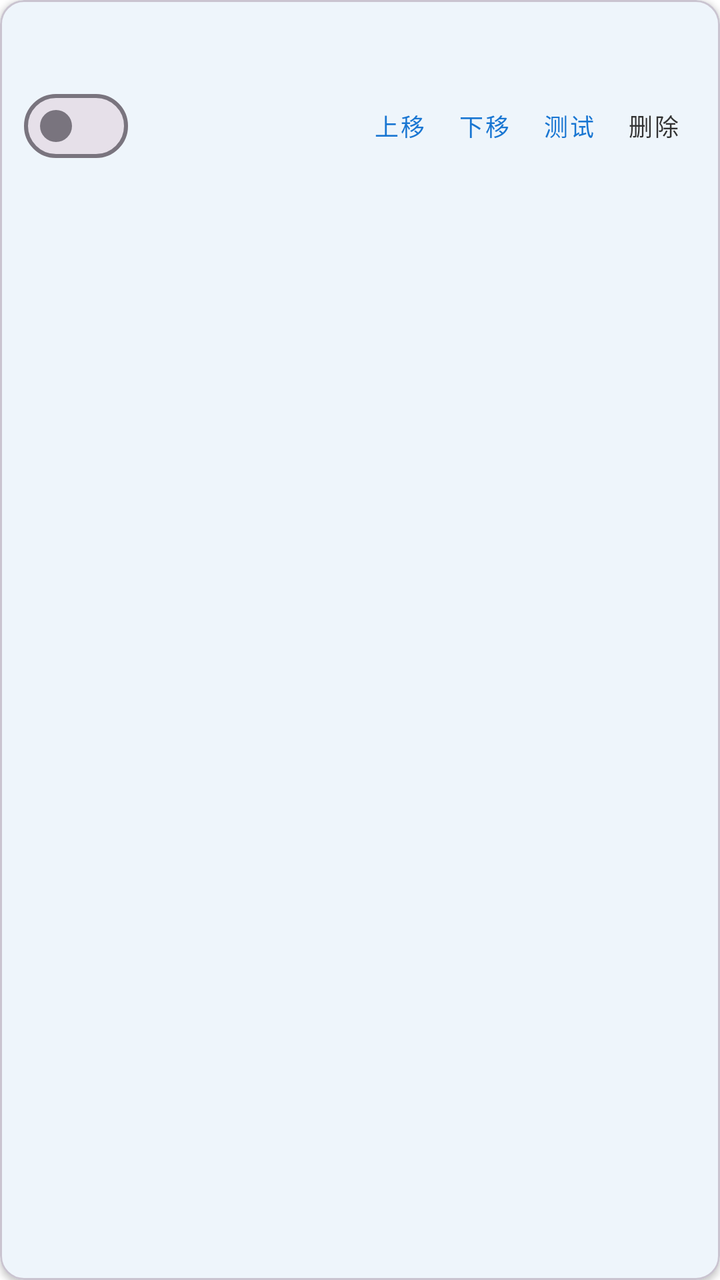
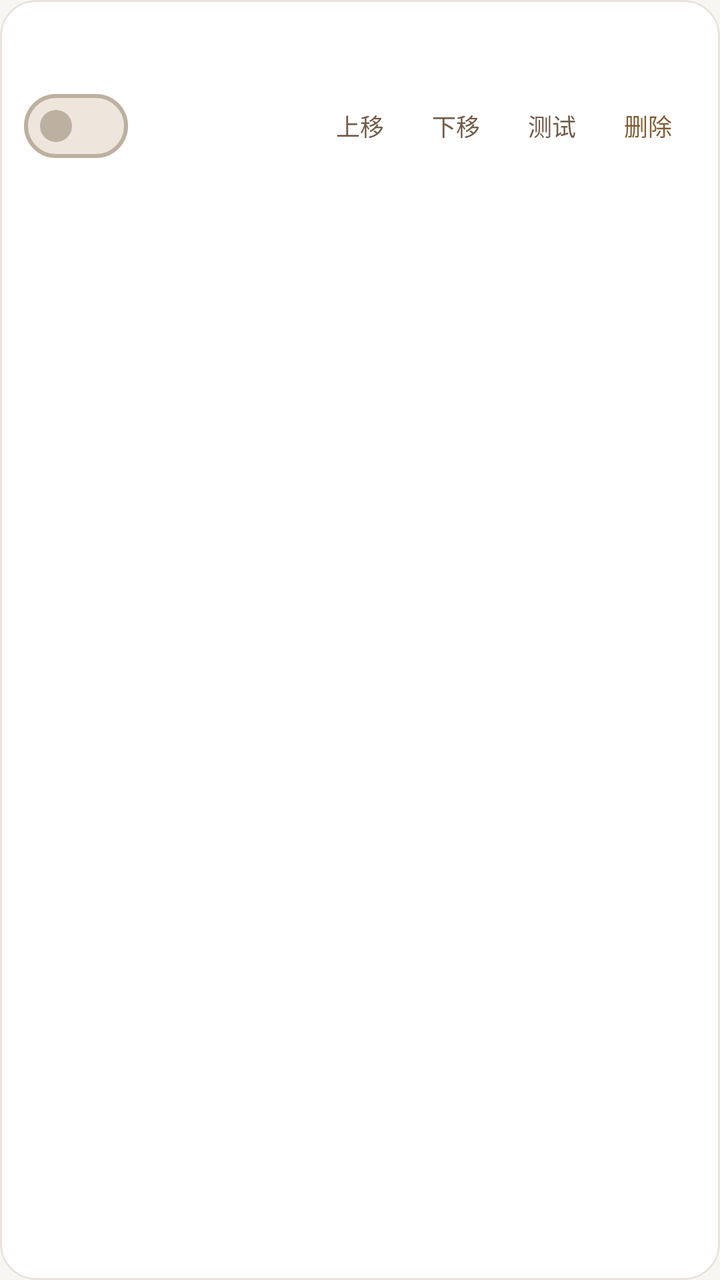

Before-and-after screenshots of an Android layout around one commit, followed by the original layout XML and the change that was made.
<!-- AndroidManifest.xml: application theme Theme.Project_Pandora -->
<!-- res/layout/item_server_entry.xml -->
<?xml version="1.0" encoding="utf-8"?>
<com.google.android.material.card.MaterialCardView xmlns:android="http://schemas.android.com/apk/res/android"
    xmlns:app="http://schemas.android.com/apk/res-auto"
    android:layout_width="match_parent"
    android:layout_height="wrap_content"
    android:layout_marginBottom="8dp"
    app:cardCornerRadius="12dp"
    app:cardElevation="2dp">

    <LinearLayout
        android:layout_width="match_parent"
        android:layout_height="wrap_content"
        android:orientation="vertical"
        android:padding="12dp">

        <LinearLayout
            android:layout_width="match_parent"
            android:layout_height="wrap_content"
            android:orientation="horizontal"
            android:gravity="center_vertical">

            <TextView
                android:id="@+id/text_server_url"
                android:layout_width="0dp"
                android:layout_weight="1"
                android:layout_height="wrap_content"
                android:textSize="14sp"
                android:textColor="@color/color_text_primary"
                android:maxLines="1"
                android:ellipsize="middle" />

            <TextView
                android:id="@+id/badge_active"
                android:layout_width="wrap_content"
                android:layout_height="wrap_content"
                android:layout_marginStart="8dp"
                android:paddingHorizontal="8dp"
                android:paddingVertical="2dp"
                android:background="@drawable/bg_active_badge"
                android:text="@string/server_badge_active"
                android:textSize="10sp"
                android:textColor="@android:color/white"
                android:visibility="gone" />
        </LinearLayout>

        <LinearLayout
            android:layout_width="match_parent"
            android:layout_height="wrap_content"
            android:orientation="horizontal"
            android:layout_marginTop="8dp"
            android:gravity="center_vertical">

            <com.google.android.material.materialswitch.MaterialSwitch
                android:id="@+id/switch_enabled"
                android:layout_width="wrap_content"
                android:layout_height="wrap_content" />

            <View
                android:layout_width="0dp"
                android:layout_weight="1"
                android:layout_height="1dp" />

            <com.google.android.material.button.MaterialButton
                android:id="@+id/btn_move_up"
                style="@style/Widget.MaterialComponents.Button.TextButton"
                android:layout_width="wrap_content"
                android:layout_height="wrap_content"
                android:minWidth="0dp"
                android:text="@string/server_btn_up"
                android:textSize="12sp" />

            <com.google.android.material.button.MaterialButton
                android:id="@+id/btn_move_down"
                style="@style/Widget.MaterialComponents.Button.TextButton"
                android:layout_width="wrap_content"
                android:layout_height="wrap_content"
                android:minWidth="0dp"
                android:text="@string/server_btn_down"
                android:textSize="12sp" />

            <com.google.android.material.button.MaterialButton
                android:id="@+id/btn_item_test"
                style="@style/Widget.MaterialComponents.Button.TextButton"
                android:layout_width="wrap_content"
                android:layout_height="wrap_content"
                android:minWidth="0dp"
                android:text="@string/server_btn_test"
                android:textSize="12sp" />

            <com.google.android.material.button.MaterialButton
                android:id="@+id/btn_delete"
                style="@style/Widget.MaterialComponents.Button.TextButton"
                android:layout_width="wrap_content"
                android:layout_height="wrap_content"
                android:minWidth="0dp"
                android:text="@string/server_btn_delete"
                android:textColor="@color/color_status_pending_text"
                android:textSize="12sp" />
        </LinearLayout>

    </LinearLayout>
</com.google.android.material.card.MaterialCardView>
<!-- resources referenced by this layout -->
<resources>
  <color name="color_status_pending_text">#FF333333</color>
  <color name="color_text_primary">#FF333333</color>
  <!-- drawable bg_active_badge (drawable) -->
  <?xml version="1.0" encoding="utf-8"?>
  <shape xmlns:android="http://schemas.android.com/apk/res/android"
      android:shape="rectangle">
      <solid android:color="#FF1565C0" />
      <corners android:radius="10dp" />
  </shape>
  <style name="Base.Theme.Project_Pandora" parent="Theme.Material3.DayNight.NoActionBar">
          
          <item name="colorPrimary">@color/color_calendar_today</item>
          <item name="colorOnPrimary">@color/white</item>
          <item name="colorSurface">@color/color_bg_page</item>
          <item name="colorOnSurface">@color/color_text_primary</item>
          <item name="colorOnSurfaceVariant">@color/color_text_secondary</item>
          <item name="android:colorBackground">@color/color_bg_page</item>
          <item name="android:textColorPrimary">@color/color_text_primary</item>
          <item name="android:textColorSecondary">@color/color_text_secondary</item>
      </style>
  <color name="color_calendar_today">#FF1976D2</color>
  <color name="white">#FFFFFFFF</color>
  <color name="color_bg_page">#FFFFFFFF</color>
  <color name="color_text_secondary">#FF888888</color>
  <!-- unchanged entries left out for length: 6 -->
</resources>

<!-- the commit's change to res/layout/item_server_entry.xml (unified diff, before → after) -->
@@ -4,8 +4,9 @@
     android:layout_width="match_parent"
     android:layout_height="wrap_content"
     android:layout_marginBottom="8dp"
-    app:cardCornerRadius="12dp"
-    app:cardElevation="2dp">
+    app:cardCornerRadius="18dp"
+    app:cardElevation="0dp"
+    app:cardBackgroundColor="@color/color_surface">
 
     <LinearLayout
         android:layout_width="match_parent"
@@ -39,7 +40,7 @@
                 android:background="@drawable/bg_active_badge"
                 android:text="@string/server_badge_active"
                 android:textSize="10sp"
-                android:textColor="@android:color/white"
+                android:textColor="@color/color_text_primary"
                 android:visibility="gone" />
         </LinearLayout>
 
@@ -62,7 +63,7 @@
 
             <com.google.android.material.button.MaterialButton
                 android:id="@+id/btn_move_up"
-                style="@style/Widget.MaterialComponents.Button.TextButton"
+                style="@style/Widget.Pandora.Button.Text"
                 android:layout_width="wrap_content"
                 android:layout_height="wrap_content"
                 android:minWidth="0dp"
@@ -71,7 +72,7 @@
 
             <com.google.android.material.button.MaterialButton
                 android:id="@+id/btn_move_down"
-                style="@style/Widget.MaterialComponents.Button.TextButton"
+                style="@style/Widget.Pandora.Button.Text"
                 android:layout_width="wrap_content"
                 android:layout_height="wrap_content"
                 android:minWidth="0dp"
@@ -80,7 +81,7 @@
 
             <com.google.android.material.button.MaterialButton
                 android:id="@+id/btn_item_test"
-                style="@style/Widget.MaterialComponents.Button.TextButton"
+                style="@style/Widget.Pandora.Button.Text"
                 android:layout_width="wrap_content"
                 android:layout_height="wrap_content"
                 android:minWidth="0dp"
@@ -89,7 +90,7 @@
 
             <com.google.android.material.button.MaterialButton
                 android:id="@+id/btn_delete"
-                style="@style/Widget.MaterialComponents.Button.TextButton"
+                style="@style/Widget.Pandora.Button.Text"
                 android:layout_width="wrap_content"
                 android:layout_height="wrap_content"
                 android:minWidth="0dp"
<!-- resource entries referenced after the edit -->
@@ -1,29 +1,193 @@
 <!-- resources referenced by this layout -->
 <resources>
-  <color name="color_status_pending_text">#FF333333</color>
-  <color name="color_text_primary">#FF333333</color>
+  <color name="color_status_pending_text">@color/color_warning</color>
+  <color name="color_surface">#FFFFFF</color>
+  <color name="color_text_primary">#2C2823</color>
   <!-- drawable bg_active_badge (drawable) -->
   <?xml version="1.0" encoding="utf-8"?>
   <shape xmlns:android="http://schemas.android.com/apk/res/android"
       android:shape="rectangle">
-      <solid android:color="#FF1565C0" />
+      <solid android:color="@color/color_surface_soft" />
       <corners android:radius="10dp" />
+      <stroke android:width="1dp" android:color="@color/color_divider" />
   </shape>
+  <style name="Widget.Pandora.Button.Text" parent="Widget.Material3.Button.TextButton">
+          <item name="cornerRadius">12dp</item>
+          <item name="android:minHeight">48dp</item>
+          <item name="android:textAppearance">@style/TextAppearance.Pandora.Label</item>
+          <item name="android:textAllCaps">false</item>
+      </style>
+  <color name="color_warning">#805E34</color>
+  <color name="color_surface_soft">#F3EFE8</color>
+  <color name="color_divider">#E9E3DA</color>
+  <style name="TextAppearance.Pandora.Label" parent="TextAppearance.Material3.LabelLarge">
+          <item name="android:fontFamily">sans-serif-medium</item>
+          <item name="android:textSize">14sp</item>
+          <item name="android:letterSpacing">0</item>
+          <item name="android:textAllCaps">false</item>
+      </style>
   <style name="Base.Theme.Project_Pandora" parent="Theme.Material3.DayNight.NoActionBar">
           
-          <item name="colorPrimary">@color/color_calendar_today</item>
-          <item name="colorOnPrimary">@color/white</item>
-          <item name="colorSurface">@color/color_bg_page</item>
+          <item name="colorPrimary">@color/color_accent</item>
+          <item name="colorOnPrimary">@color/color_on_accent</item>
+          <item name="colorPrimaryContainer">@color/color_accent_soft</item>
+          <item name="colorOnPrimaryContainer">@color/color_text_primary</item>
+          <item name="colorSecondary">@color/color_accent</item>
+          <item name="colorOnSecondary">@color/color_on_accent</item>
+          <item name="colorSecondaryContainer">@color/color_accent_soft</item>
+          <item name="colorOnSecondaryContainer">@color/color_text_primary</item>
+          <item name="colorTertiary">@color/color_accent</item>
+          <item name="colorOnTertiary">@color/color_on_accent</item>
+          <item name="colorTertiaryContainer">@color/color_accent_soft</item>
+          <item name="colorOnTertiaryContainer">@color/color_text_primary</item>
+          <item name="colorSurface">@color/color_surface</item>
           <item name="colorOnSurface">@color/color_text_primary</item>
           <item name="colorOnSurfaceVariant">@color/color_text_secondary</item>
+          <item name="colorSurfaceVariant">@color/color_surface_soft</item>
+          <item name="colorSurfaceContainerLowest">@color/color_surface</item>
+          <item name="colorSurfaceContainerLow">@color/color_surface</item>
+          <item name="colorSurfaceContainer">@color/color_surface_soft</item>
+          <item name="colorSurfaceContainerHigh">@color/color_surface_soft</item>
+          <item name="colorSurfaceContainerHighest">@color/color_accent_soft</item>
+          <item name="colorOutline">@color/color_border_strong</item>
+          <item name="colorOutlineVariant">@color/color_divider</item>
+          <item name="colorError">@color/color_error</item>
+          <item name="colorOnError">@color/color_on_accent</item>
+          <item name="colorErrorContainer">@color/color_error_surface</item>
+          <item name="colorOnErrorContainer">@color/color_error</item>
+          <item name="colorControlHighlight">@color/color_accent_soft</item>
           <item name="android:colorBackground">@color/color_bg_page</item>
+          <item name="android:windowBackground">@color/color_bg_page</item>
           <item name="android:textColorPrimary">@color/color_text_primary</item>
           <item name="android:textColorSecondary">@color/color_text_secondary</item>
+          <item name="android:fontFamily">sans-serif</item>
+          <item name="fontFamily">sans-serif</item>
+          <item name="textAppearanceBodyLarge">@style/TextAppearance.Pandora.Body</item>
+          <item name="textAppearanceBodyMedium">@style/TextAppearance.Pandora.BodySmall</item>
+          <item name="textAppearanceTitleLarge">@style/TextAppearance.Pandora.Title</item>
+          <item name="textAppearanceLabelLarge">@style/TextAppearance.Pandora.Label</item>
+          <item name="materialButtonStyle">@style/Widget.Pandora.Button</item>
+          <item name="materialButtonOutlinedStyle">@style/Widget.Pandora.Button.Outlined</item>
+          <item name="materialCardViewStyle">@style/Widget.Pandora.Card</item>
+          <item name="cardViewStyle">@style/Widget.Pandora.LegacyCard</item>
+          <item name="toolbarStyle">@style/Widget.Pandora.Toolbar</item>
+          <item name="textInputStyle">@style/Widget.Pandora.TextInput</item>
+          <item name="tabStyle">@style/Widget.Pandora.Tabs</item>
+          <item name="chipStyle">@style/Widget.Pandora.Chip</item>
+          <item name="bottomNavigationStyle">@style/Widget.Pandora.BottomNavigation</item>
+          <item name="floatingActionButtonStyle">@style/Widget.Pandora.Fab</item>
       </style>
-  <color name="color_calendar_today">#FF1976D2</color>
-  <color name="white">#FFFFFFFF</color>
-  <color name="color_bg_page">#FFFFFFFF</color>
-  <color name="color_text_secondary">#FF888888</color>
+  <color name="color_accent">#725B49</color>
+  <color name="color_on_accent">#FFFFFF</color>
+  <color name="color_accent_soft">#EEE6DC</color>
+  <color name="color_bg_page">#F8F6F2</color>
+  <style name="TextAppearance.Pandora.Body" parent="TextAppearance.Material3.BodyLarge">
+          <item name="android:fontFamily">sans-serif</item>
+          <item name="android:textSize">16sp</item>
+          <item name="android:textColor">@color/color_text_primary</item>
+      </style>
+  <style name="TextAppearance.Pandora.BodySmall" parent="TextAppearance.Material3.BodyMedium">
+          <item name="android:textSize">14sp</item>
+          <item name="android:textColor">@color/color_text_secondary</item>
+      </style>
+  <style name="TextAppearance.Pandora.Title" parent="TextAppearance.Material3.TitleLarge">
+          <item name="android:fontFamily">sans-serif-medium</item>
+          <item name="android:textSize">22sp</item>
+          <item name="android:textColor">@color/color_text_primary</item>
+      </style>
+  <style name="Widget.Pandora.Button" parent="Widget.Material3.Button">
+          <item name="cornerRadius">14dp</item>
+          <item name="android:minHeight">52dp</item>
+          <item name="android:textAppearance">@style/TextAppearance.Pandora.Label</item>
+          <item name="android:textAllCaps">false</item>
+          <item name="android:stateListAnimator">@null</item>
+      </style>
+  <style name="Widget.Pandora.Button.Outlined" parent="Widget.Material3.Button.OutlinedButton">
+          <item name="cornerRadius">14dp</item>
+          <item name="strokeColor">@color/color_border_strong</item>
+          <item name="android:minHeight">48dp</item>
+          <item name="android:textAppearance">@style/TextAppearance.Pandora.Label</item>
+          <item name="android:textAllCaps">false</item>
+      </style>
+  <style name="Widget.Pandora.Card" parent="Widget.MaterialComponents.CardView">
+          <item name="cardBackgroundColor">@color/color_surface</item>
+          <item name="cardCornerRadius">18dp</item>
+          <item name="cardElevation">0dp</item>
+          <item name="strokeColor">@color/color_divider</item>
+          <item name="strokeWidth">1dp</item>
+      </style>
+  <style name="Widget.Pandora.LegacyCard" parent="CardView">
+          <item name="cardBackgroundColor">@color/color_surface</item>
+          <item name="cardCornerRadius">18dp</item>
+          <item name="cardElevation">1dp</item>
+      </style>
+  <style name="Widget.Pandora.Toolbar" parent="Widget.Material3.Toolbar">
+          <item name="android:background">@color/color_surface</item>
+          <item name="android:minHeight">64dp</item>
+          <item name="android:elevation">0dp</item>
+          <item name="titleTextAppearance">@style/TextAppearance.Pandora.Title</item>
+          <item name="titleTextColor">@color/color_text_primary</item>
+          <item name="subtitleTextColor">@color/color_text_secondary</item>
+          <item name="navigationIconTint">@color/color_text_primary</item>
+          <item name="contentInsetStart">20dp</item>
+          <item name="contentInsetEnd">16dp</item>
+      </style>
+  <style name="Widget.Pandora.TextInput" parent="Widget.Material3.TextInputLayout.OutlinedBox">
+          <item name="boxBackgroundColor">@color/color_surface</item>
+          <item name="boxStrokeColor">@color/pandora_input_stroke</item>
+          <item name="hintTextColor">@color/color_accent</item>
+          <item name="android:textColorHint">@color/color_text_secondary</item>
+          <item name="boxCornerRadiusTopStart">12dp</item>
+          <item name="boxCornerRadiusTopEnd">12dp</item>
+          <item name="boxCornerRadiusBottomStart">12dp</item>
+          <item name="boxCornerRadiusBottomEnd">12dp</item>
+          <item name="boxStrokeWidth">1dp</item>
+          <item name="boxStrokeWidthFocused">2dp</item>
+      </style>
+  <style name="Widget.Pandora.Tabs" parent="Widget.Material3.TabLayout">
+          <item name="android:background">@color/color_surface</item>
+          <item name="tabTextAppearance">@style/TextAppearance.Pandora.Label</item>
+          <item name="tabTextColor">@color/color_text_secondary</item>
+          <item name="tabSelectedTextColor">@color/color_accent</item>
+          <item name="tabIndicatorColor">@color/color_accent</item>
+          <item name="tabIndicatorHeight">2dp</item>
+          <item name="tabRippleColor">@color/color_accent_soft</item>
+      </style>
+  <style name="Widget.Pandora.Chip" parent="Widget.Material3.Chip.Filter">
+          <item name="chipBackgroundColor">@color/pandora_chip_background</item>
+          <item name="android:textColor">@color/pandora_chip_text</item>
+          <item name="chipStrokeColor">@color/color_divider</item>
+          <item name="chipStrokeWidth">1dp</item>
+          <item name="chipCornerRadius">12dp</item>
+          <item name="ensureMinTouchTargetSize">true</item>
+      </style>
+  <style name="Widget.Pandora.BottomNavigation" parent="Widget.Material3.BottomNavigationView">
+          <item name="android:background">@color/color_surface</item>
+          <item name="elevation">0dp</item>
+          <item name="itemIconSize">23dp</item>
+          <item name="itemIconTint">@color/bottom_nav_color_selector</item>
+          <item name="itemTextColor">@color/bottom_nav_color_selector</item>
+          <item name="itemTextAppearanceActive">@style/TextAppearance.Pandora.Navigation</item>
+          <item name="itemTextAppearanceInactive">@style/TextAppearance.Pandora.Navigation</item>
+          <item name="itemActiveIndicatorStyle">@style/Widget.Pandora.NavIndicator</item>
+      </style>
+  <style name="Widget.Pandora.Fab" parent="Widget.Material3.FloatingActionButton.Primary">
+          <item name="backgroundTint">@color/color_accent</item>
+          <item name="tint">@color/color_on_accent</item>
+          <item name="elevation">2dp</item>
+      </style>
+  <style name="TextAppearance.Pandora.Navigation" parent="TextAppearance.Material3.LabelMedium">
+          <item name="android:fontFamily">sans-serif-medium</item>
+          <item name="android:textSize">12sp</item>
+          <item name="android:letterSpacing">0</item>
+      </style>
+  <style name="Widget.Pandora.NavIndicator" parent="Widget.Material3.BottomNavigationView.ActiveIndicator">
+          <item name="android:color">@color/color_accent_soft</item>
+      </style>
+  <color name="color_text_secondary">#756D63</color>
+  <color name="color_border_strong">#BDB0A0</color>
+  <color name="color_error">#A1473A</color>
+  <color name="color_error_surface">#F8EAE5</color>
   <!-- unchanged entries left out for length: 6 -->
 </resources>
 
